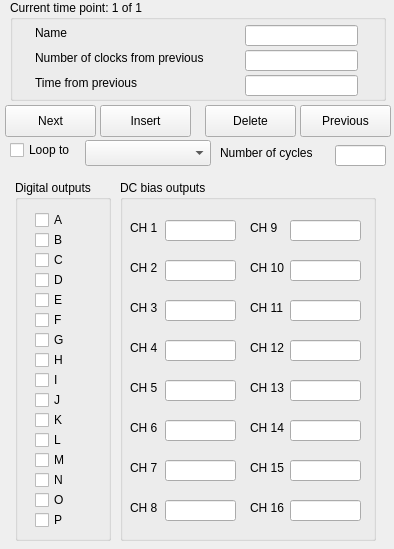
Cogwell/MIPS-host-app, file pse.ui: the form before one commit.
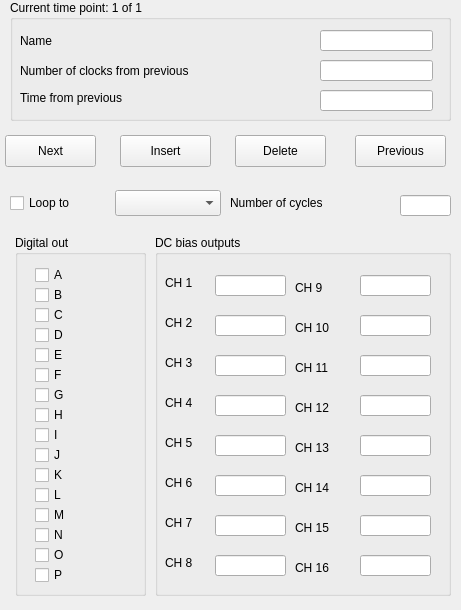
The form after the commit.

```diff
--- a/pse.ui
+++ b/pse.ui
@@ -6,8 +6,8 @@
    <rect>
     <x>0</x>
     <y>0</y>
-    <width>394</width>
-    <height>549</height>
+    <width>461</width>
+    <height>610</height>
    </rect>
   </property>
   <property name="windowTitle">
@@ -18,8 +18,8 @@
     <rect>
      <x>10</x>
      <y>0</y>
-     <width>376</width>
-     <height>101</height>
+     <width>441</width>
+     <height>121</height>
     </rect>
    </property>
    <property name="title">
@@ -28,8 +28,8 @@
    <widget class="QLineEdit" name="leName">
     <property name="geometry">
      <rect>
-      <x>235</x>
-      <y>25</y>
+      <x>310</x>
+      <y>30</y>
       <width>113</width>
       <height>21</height>
      </rect>
@@ -38,10 +38,10 @@
    <widget class="QLabel" name="label">
     <property name="geometry">
      <rect>
-      <x>25</x>
-      <y>25</y>
-      <width>61</width>
-      <height>16</height>
+      <x>10</x>
+      <y>30</y>
+      <width>101</width>
+      <height>21</height>
      </rect>
     </property>
     <property name="text">
@@ -51,10 +51,10 @@
    <widget class="QLabel" name="label_2">
     <property name="geometry">
      <rect>
-      <x>25</x>
-      <y>50</y>
-      <width>211</width>
-      <height>16</height>
+      <x>10</x>
+      <y>60</y>
+      <width>311</width>
+      <height>21</height>
      </rect>
     </property>
     <property name="text">
@@ -64,10 +64,10 @@
    <widget class="QLabel" name="label_3">
     <property name="geometry">
      <rect>
-      <x>25</x>
-      <y>75</y>
+      <x>10</x>
+      <y>85</y>
       <width>211</width>
-      <height>16</height>
+      <height>26</height>
      </rect>
     </property>
     <property name="text">
@@ -77,8 +77,8 @@
    <widget class="QLineEdit" name="leClocks">
     <property name="geometry">
      <rect>
-      <x>235</x>
-      <y>50</y>
+      <x>310</x>
+      <y>60</y>
       <width>113</width>
       <height>21</height>
      </rect>
@@ -87,8 +87,8 @@
    <widget class="QLineEdit" name="leTime">
     <property name="geometry">
      <rect>
-      <x>235</x>
-      <y>75</y>
+      <x>310</x>
+      <y>90</y>
       <width>113</width>
       <height>21</height>
      </rect>
@@ -99,20 +99,20 @@
    <property name="geometry">
     <rect>
      <x>15</x>
-     <y>180</y>
-     <width>96</width>
+     <y>235</y>
+     <width>131</width>
      <height>361</height>
     </rect>
    </property>
    <property name="title">
-    <string>Digital outputs</string>
+    <string>Digital out</string>
    </property>
    <widget class="QCheckBox" name="chkDOA">
     <property name="geometry">
      <rect>
       <x>20</x>
       <y>30</y>
-      <width>41</width>
+      <width>60</width>
       <height>20</height>
      </rect>
     </property>
@@ -125,7 +125,7 @@
      <rect>
       <x>20</x>
       <y>50</y>
-      <width>41</width>
+      <width>60</width>
       <height>20</height>
      </rect>
     </property>
@@ -138,7 +138,7 @@
      <rect>
       <x>20</x>
       <y>70</y>
-      <width>41</width>
+      <width>60</width>
       <height>20</height>
      </rect>
     </property>
@@ -151,7 +151,7 @@
      <rect>
       <x>20</x>
       <y>90</y>
-      <width>41</width>
+      <width>60</width>
       <height>20</height>
      </rect>
     </property>
@@ -164,7 +164,7 @@
      <rect>
       <x>20</x>
       <y>110</y>
-      <width>41</width>
+      <width>60</width>
       <height>20</height>
      </rect>
     </property>
@@ -177,7 +177,7 @@
      <rect>
       <x>20</x>
       <y>130</y>
-      <width>41</width>
+      <width>60</width>
       <height>20</height>
      </rect>
     </property>
@@ -190,7 +190,7 @@
      <rect>
       <x>20</x>
       <y>150</y>
-      <width>41</width>
+      <width>60</width>
       <height>20</height>
      </rect>
     </property>
@@ -203,7 +203,7 @@
      <rect>
       <x>20</x>
       <y>170</y>
-      <width>41</width>
+      <width>60</width>
       <height>20</height>
      </rect>
     </property>
@@ -216,7 +216,7 @@
      <rect>
       <x>20</x>
       <y>270</y>
-      <width>41</width>
+      <width>60</width>
       <height>20</height>
      </rect>
     </property>
@@ -229,7 +229,7 @@
      <rect>
       <x>20</x>
       <y>210</y>
-      <width>41</width>
+      <width>60</width>
       <height>20</height>
      </rect>
     </property>
@@ -242,7 +242,7 @@
      <rect>
       <x>20</x>
       <y>250</y>
-      <width>41</width>
+      <width>60</width>
       <height>20</height>
      </rect>
     </property>
@@ -255,7 +255,7 @@
      <rect>
       <x>20</x>
       <y>230</y>
-      <width>41</width>
+      <width>60</width>
       <height>20</height>
      </rect>
     </property>
@@ -268,7 +268,7 @@
      <rect>
       <x>20</x>
       <y>310</y>
-      <width>41</width>
+      <width>60</width>
       <height>20</height>
      </rect>
     </property>
@@ -281,7 +281,7 @@
      <rect>
       <x>20</x>
       <y>330</y>
-      <width>41</width>
+      <width>60</width>
       <height>20</height>
      </rect>
     </property>
@@ -294,7 +294,7 @@
      <rect>
       <x>20</x>
       <y>190</y>
-      <width>41</width>
+      <width>60</width>
       <height>20</height>
      </rect>
     </property>
@@ -307,7 +307,7 @@
      <rect>
       <x>20</x>
       <y>290</y>
-      <width>41</width>
+      <width>60</width>
       <height>20</height>
      </rect>
     </property>
@@ -319,9 +319,9 @@
   <widget class="QGroupBox" name="gbDCbias">
    <property name="geometry">
     <rect>
-     <x>120</x>
-     <y>180</y>
-     <width>256</width>
+     <x>155</x>
+     <y>235</y>
+     <width>296</width>
      <height>361</height>
     </rect>
    </property>
@@ -333,7 +333,7 @@
      <rect>
       <x>10</x>
       <y>40</y>
-      <width>36</width>
+      <width>50</width>
       <height>16</height>
      </rect>
     </property>
@@ -344,7 +344,7 @@
    <widget class="QLineEdit" name="leDCB1">
     <property name="geometry">
      <rect>
-      <x>45</x>
+      <x>60</x>
       <y>40</y>
       <width>71</width>
       <height>21</height>
@@ -356,7 +356,7 @@
      <rect>
       <x>10</x>
       <y>80</y>
-      <width>36</width>
+      <width>50</width>
       <height>16</height>
      </rect>
     </property>
@@ -367,7 +367,7 @@
    <widget class="QLineEdit" name="leDCB2">
     <property name="geometry">
      <rect>
-      <x>45</x>
+      <x>60</x>
       <y>80</y>
       <width>71</width>
       <height>21</height>
@@ -379,7 +379,7 @@
      <rect>
       <x>10</x>
       <y>120</y>
-      <width>36</width>
+      <width>50</width>
       <height>16</height>
      </rect>
     </property>
@@ -392,7 +392,7 @@
      <rect>
       <x>10</x>
       <y>160</y>
-      <width>36</width>
+      <width>50</width>
       <height>16</height>
      </rect>
     </property>
@@ -403,7 +403,7 @@
    <widget class="QLineEdit" name="leDCB3">
     <property name="geometry">
      <rect>
-      <x>45</x>
+      <x>60</x>
       <y>120</y>
       <width>71</width>
       <height>21</height>
@@ -413,7 +413,7 @@
    <widget class="QLineEdit" name="leDCB4">
     <property name="geometry">
      <rect>
-      <x>45</x>
+      <x>60</x>
       <y>160</y>
       <width>71</width>
       <height>21</height>
@@ -423,7 +423,7 @@
    <widget class="QLineEdit" name="leDCB7">
     <property name="geometry">
      <rect>
-      <x>45</x>
+      <x>60</x>
       <y>280</y>
       <width>71</width>
       <height>21</height>
@@ -433,7 +433,7 @@
    <widget class="QLineEdit" name="leDCB8">
     <property name="geometry">
      <rect>
-      <x>45</x>
+      <x>60</x>
       <y>320</y>
       <width>71</width>
       <height>21</height>
@@ -445,7 +445,7 @@
      <rect>
       <x>10</x>
       <y>200</y>
-      <width>36</width>
+      <width>50</width>
       <height>16</height>
      </rect>
     </property>
@@ -458,7 +458,7 @@
      <rect>
       <x>10</x>
       <y>280</y>
-      <width>36</width>
+      <width>50</width>
       <height>16</height>
      </rect>
     </property>
@@ -471,7 +471,7 @@
      <rect>
       <x>10</x>
       <y>240</y>
-      <width>36</width>
+      <width>50</width>
       <height>16</height>
      </rect>
     </property>
@@ -484,7 +484,7 @@
      <rect>
       <x>10</x>
       <y>320</y>
-      <width>36</width>
+      <width>50</width>
       <height>16</height>
      </rect>
     </property>
@@ -495,7 +495,7 @@
    <widget class="QLineEdit" name="leDCB5">
     <property name="geometry">
      <rect>
-      <x>45</x>
+      <x>60</x>
       <y>200</y>
       <width>71</width>
       <height>21</height>
@@ -505,7 +505,7 @@
    <widget class="QLineEdit" name="leDCB6">
     <property name="geometry">
      <rect>
-      <x>45</x>
+      <x>60</x>
       <y>240</y>
       <width>71</width>
       <height>21</height>
@@ -515,9 +515,9 @@
    <widget class="QLabel" name="label_6">
     <property name="geometry">
      <rect>
-      <x>130</x>
-      <y>40</y>
-      <width>41</width>
+      <x>140</x>
+      <y>45</y>
+      <width>60</width>
       <height>16</height>
      </rect>
     </property>
@@ -528,7 +528,7 @@
    <widget class="QLineEdit" name="leDCB11">
     <property name="geometry">
      <rect>
-      <x>170</x>
+      <x>205</x>
       <y>120</y>
       <width>71</width>
       <height>21</height>
@@ -538,7 +538,7 @@
    <widget class="QLineEdit" name="leDCB12">
     <property name="geometry">
      <rect>
-      <x>170</x>
+      <x>205</x>
       <y>160</y>
       <width>71</width>
       <height>21</height>
@@ -548,7 +548,7 @@
    <widget class="QLineEdit" name="leDCB16">
     <property name="geometry">
      <rect>
-      <x>170</x>
+      <x>205</x>
       <y>320</y>
       <width>71</width>
       <height>21</height>
@@ -558,7 +558,7 @@
    <widget class="QLineEdit" name="leDCB13">
     <property name="geometry">
      <rect>
-      <x>170</x>
+      <x>205</x>
       <y>200</y>
       <width>71</width>
       <height>21</height>
@@ -568,9 +568,9 @@
    <widget class="QLabel" name="label_14">
     <property name="geometry">
      <rect>
-      <x>130</x>
-      <y>320</y>
-      <width>41</width>
+      <x>140</x>
+      <y>325</y>
+      <width>60</width>
       <height>16</height>
      </rect>
     </property>
@@ -581,9 +581,9 @@
    <widget class="QLabel" name="label_15">
     <property name="geometry">
      <rect>
-      <x>130</x>
-      <y>120</y>
-      <width>41</width>
+      <x>140</x>
+      <y>125</y>
+      <width>60</width>
       <height>16</height>
      </rect>
     </property>
@@ -594,7 +594,7 @@
    <widget class="QLineEdit" name="leDCB14">
     <property name="geometry">
      <rect>
-      <x>170</x>
+      <x>205</x>
       <y>240</y>
       <width>71</width>
       <height>21</height>
@@ -604,9 +604,9 @@
    <widget class="QLabel" name="label_16">
     <property name="geometry">
      <rect>
-      <x>130</x>
-      <y>80</y>
-      <width>41</width>
+      <x>140</x>
+      <y>85</y>
+      <width>60</width>
       <height>16</height>
      </rect>
     </property>
@@ -617,9 +617,9 @@
    <widget class="QLabel" name="label_17">
     <property name="geometry">
      <rect>
-      <x>130</x>
-      <y>160</y>
-      <width>41</width>
+      <x>140</x>
+      <y>165</y>
+      <width>60</width>
       <height>16</height>
      </rect>
     </property>
@@ -630,7 +630,7 @@
    <widget class="QLineEdit" name="leDCB9">
     <property name="geometry">
      <rect>
-      <x>170</x>
+      <x>205</x>
       <y>40</y>
       <width>71</width>
       <height>21</height>
@@ -640,7 +640,7 @@
    <widget class="QLineEdit" name="leDCB10">
     <property name="geometry">
      <rect>
-      <x>170</x>
+      <x>205</x>
       <y>80</y>
       <width>71</width>
       <height>21</height>
@@ -650,9 +650,9 @@
    <widget class="QLabel" name="label_18">
     <property name="geometry">
      <rect>
-      <x>130</x>
-      <y>280</y>
-      <width>41</width>
+      <x>140</x>
+      <y>285</y>
+      <width>60</width>
       <height>16</height>
      </rect>
     </property>
@@ -663,9 +663,9 @@
    <widget class="QLabel" name="label_19">
     <property name="geometry">
      <rect>
-      <x>130</x>
-      <y>240</y>
-      <width>41</width>
+      <x>140</x>
+      <y>245</y>
+      <width>60</width>
       <height>16</height>
      </rect>
     </property>
@@ -676,7 +676,7 @@
    <widget class="QLineEdit" name="leDCB15">
     <property name="geometry">
      <rect>
-      <x>170</x>
+      <x>205</x>
       <y>280</y>
       <width>71</width>
       <height>21</height>
@@ -686,9 +686,9 @@
    <widget class="QLabel" name="label_20">
     <property name="geometry">
      <rect>
-      <x>130</x>
-      <y>200</y>
-      <width>41</width>
+      <x>140</x>
+      <y>205</y>
+      <width>60</width>
       <height>16</height>
      </rect>
     </property>
@@ -701,7 +701,7 @@
    <property name="geometry">
     <rect>
      <x>5</x>
-     <y>105</y>
+     <y>135</y>
      <width>91</width>
      <height>32</height>
     </rect>
@@ -716,8 +716,8 @@
   <widget class="QPushButton" name="pbInsert">
    <property name="geometry">
     <rect>
-     <x>100</x>
-     <y>105</y>
+     <x>120</x>
+     <y>135</y>
      <width>91</width>
      <height>32</height>
     </rect>
@@ -732,8 +732,8 @@
   <widget class="QPushButton" name="pbDelete">
    <property name="geometry">
     <rect>
-     <x>205</x>
-     <y>105</y>
+     <x>235</x>
+     <y>135</y>
      <width>91</width>
      <height>32</height>
     </rect>
@@ -748,8 +748,8 @@
   <widget class="QPushButton" name="pbPrevious">
    <property name="geometry">
     <rect>
-     <x>300</x>
-     <y>105</y>
+     <x>355</x>
+     <y>135</y>
      <width>91</width>
      <height>32</height>
     </rect>
@@ -765,9 +765,9 @@
    <property name="geometry">
     <rect>
      <x>10</x>
-     <y>140</y>
-     <width>76</width>
-     <height>20</height>
+     <y>190</y>
+     <width>106</width>
+     <height>26</height>
     </rect>
    </property>
    <property name="text">
@@ -777,10 +777,10 @@
   <widget class="QLabel" name="label_4">
    <property name="geometry">
     <rect>
-     <x>220</x>
-     <y>145</y>
-     <width>116</width>
-     <height>16</height>
+     <x>230</x>
+     <y>190</y>
+     <width>171</width>
+     <height>26</height>
     </rect>
    </property>
    <property name="text">
@@ -790,8 +790,8 @@
   <widget class="QLineEdit" name="leCycles">
    <property name="geometry">
     <rect>
-     <x>335</x>
-     <y>145</y>
+     <x>400</x>
+     <y>195</y>
      <width>51</width>
      <height>21</height>
     </rect>
@@ -800,9 +800,9 @@
   <widget class="QComboBox" name="comboLoop">
    <property name="geometry">
     <rect>
-     <x>85</x>
-     <y>140</y>
-     <width>126</width>
+     <x>115</x>
+     <y>190</y>
+     <width>106</width>
      <height>26</height>
     </rect>
    </property>
```
Left out of the diff: 2 changed lines with no effect on the pictures.
